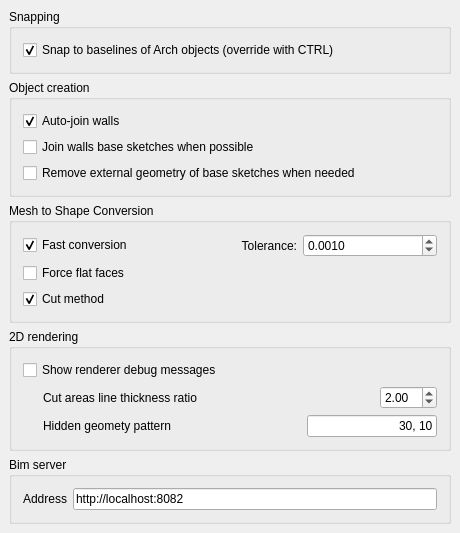
Above: src/Mod/Arch/Resources/ui/preferences-arch.ui from berndhahnebach/All_FreeCAD before the change. Below: the same form after it.
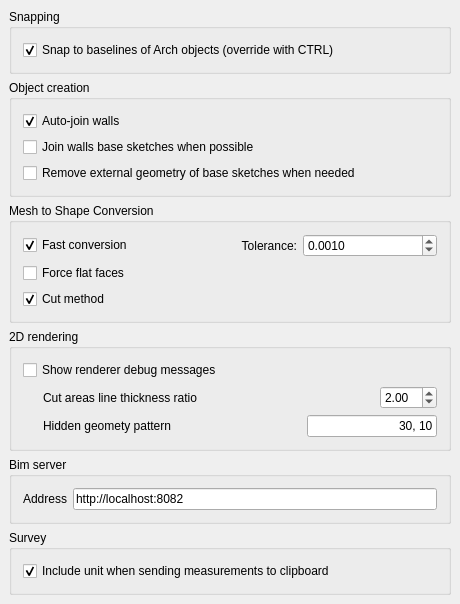
That is the form after the change. Custom widgets are drawn as their Qt base class.

Commit message: Arch: Added pref option to not copy units to clipboard in survey mode

Patch:
```diff
--- a/src/Mod/Arch/Resources/ui/preferences-arch.ui
+++ b/src/Mod/Arch/Resources/ui/preferences-arch.ui
@@ -7,7 +7,7 @@
     <x>0</x>
     <y>0</y>
     <width>460</width>
-    <height>500</height>
+    <height>537</height>
    </rect>
   </property>
   <property name="windowTitle">
@@ -402,6 +402,38 @@
      </layout>
     </widget>
    </item>
+   <item>
+    <widget class="QGroupBox" name="groupBox">
+     <property name="title">
+      <string>Survey</string>
+     </property>
+     <layout class="QVBoxLayout" name="verticalLayout_2">
+      <item>
+       <layout class="QHBoxLayout" name="horizontalLayout_12">
+        <item>
+         <widget class="Gui::PrefCheckBox" name="checkBox_2">
+          <property name="toolTip">
+           <string>If this is checked, the text that gets placed in the clipboard will include the unit. Otherwise, it will be a simple number expressed in internal units (millimeters)</string>
+          </property>
+          <property name="text">
+           <string>Include unit when sending measurements to clipboard</string>
+          </property>
+          <property name="checked">
+           <bool>true</bool>
+          </property>
+          <property name="prefEntry" stdset="0">
+           <cstring>surveyUnits</cstring>
+          </property>
+          <property name="prefPath" stdset="0">
+           <cstring>Mod/Arch</cstring>
+          </property>
+         </widget>
+        </item>
+       </layout>
+      </item>
+     </layout>
+    </widget>
+   </item>
    <item>
     <spacer name="verticalSpacer">
      <property name="orientation">
```
The commit also changes 1 other file.
